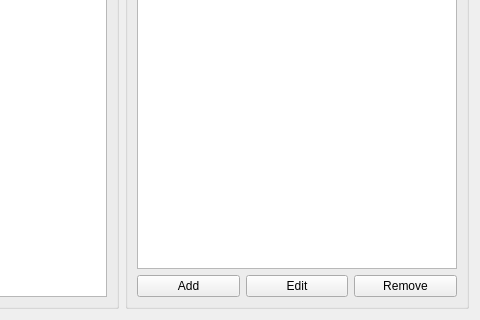
First picture: the form in ui/viewers/picsoudbviewer.ui, repository koromodako/picsou, before the edit; both pictures show x 237 to 717 and y 125 to 445 of the 717 by 445 pixel window.
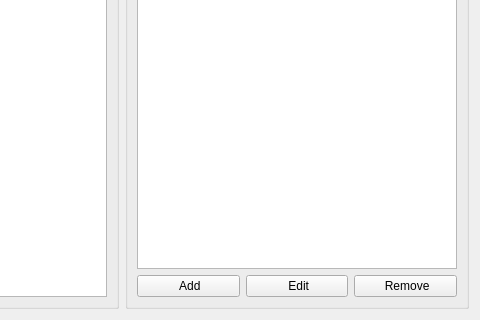
Second picture: the form after the edit. Icons and pictures are not drawn.

Diff of the .ui file:
```diff
--- a/ui/viewers/picsoudbviewer.ui
+++ b/ui/viewers/picsoudbviewer.ui
@@ -110,21 +110,33 @@
         <item>
          <widget class="QPushButton" name="add_user">
           <property name="text">
-           <string>Add</string>
+           <string> Add</string>
+          </property>
+          <property name="icon">
+           <iconset resource="../../picsou.qrc">
+            <normaloff>:/resources/MaterialDesign-SVG/svg/account-plus.svg</normaloff>:/resources/MaterialDesign-SVG/svg/account-plus.svg</iconset>
           </property>
          </widget>
         </item>
         <item>
          <widget class="QPushButton" name="edit_user">
           <property name="text">
-           <string>Edit</string>
+           <string> Edit</string>
+          </property>
+          <property name="icon">
+           <iconset resource="../../picsou.qrc">
+            <normaloff>:/resources/MaterialDesign-SVG/svg/account-edit.svg</normaloff>:/resources/MaterialDesign-SVG/svg/account-edit.svg</iconset>
           </property>
          </widget>
         </item>
         <item>
          <widget class="QPushButton" name="remove_user">
           <property name="text">
-           <string>Remove</string>
+           <string> Remove</string>
+          </property>
+          <property name="icon">
+           <iconset resource="../../picsou.qrc">
+            <normaloff>:/resources/MaterialDesign-SVG/svg/account-remove.svg</normaloff>:/resources/MaterialDesign-SVG/svg/account-remove.svg</iconset>
           </property>
          </widget>
         </item>
```
Left out of the diff: 4 changed lines with no effect on the pictures.
